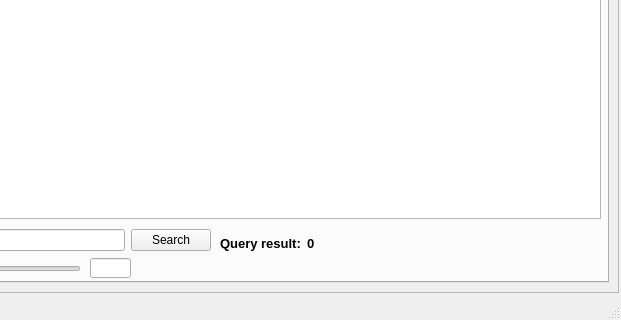
Before: the Qt Designer form TextAnalyzer/QT_test/QTdesigner_MainWindow.ui in AlexT11223344/My_python_project, drawn with Qt 5; both pictures show x 502 to 1123 and y 457 to 777 of the 1123 by 777 pixel window.
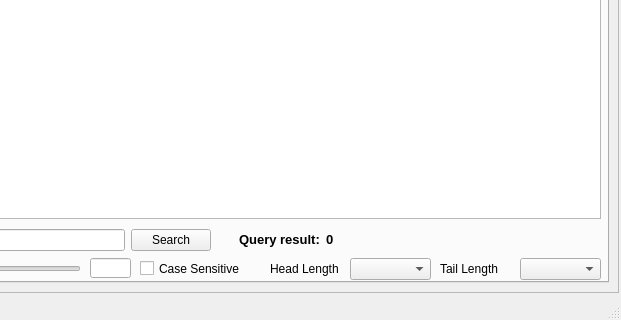
After: the same form once the commit is applied. The open tabs and pages were chosen to show the change.

The edit to the form file:
```diff
--- a/TextAnalyzer/QT_test/QTdesigner_MainWindow.ui
+++ b/TextAnalyzer/QT_test/QTdesigner_MainWindow.ui
@@ -222,12 +222,71 @@
        <enum>Qt::Horizontal</enum>
       </property>
      </widget>
-     <widget class="QWidget" name="">
+     <widget class="QCheckBox" name="checkBox_CaseSensitive">
       <property name="geometry">
        <rect>
-        <x>550</x>
-        <y>630</y>
-        <width>161</width>
+        <x>470</x>
+        <y>660</y>
+        <width>131</width>
+        <height>21</height>
+       </rect>
+      </property>
+      <property name="text">
+       <string>Case Sensitive</string>
+      </property>
+     </widget>
+     <widget class="QComboBox" name="comboBox_left">
+      <property name="geometry">
+       <rect>
+        <x>680</x>
+        <y>660</y>
+        <width>81</width>
+        <height>22</height>
+       </rect>
+      </property>
+     </widget>
+     <widget class="QLabel" name="label">
+      <property name="geometry">
+       <rect>
+        <x>600</x>
+        <y>660</y>
+        <width>81</width>
+        <height>21</height>
+       </rect>
+      </property>
+      <property name="text">
+       <string>Head Length</string>
+      </property>
+     </widget>
+     <widget class="QLabel" name="label_2">
+      <property name="geometry">
+       <rect>
+        <x>770</x>
+        <y>660</y>
+        <width>81</width>
+        <height>21</height>
+       </rect>
+      </property>
+      <property name="text">
+       <string>Tail Length</string>
+      </property>
+     </widget>
+     <widget class="QComboBox" name="comboBox_right">
+      <property name="geometry">
+       <rect>
+        <x>850</x>
+        <y>660</y>
+        <width>81</width>
+        <height>22</height>
+       </rect>
+      </property>
+     </widget>
+     <widget class="QWidget" name="layoutWidget">
+      <property name="geometry">
+       <rect>
+        <x>569</x>
+        <y>626</y>
+        <width>151</width>
         <height>31</height>
        </rect>
       </property>
```
Left out of the diff: 7 changed lines with no effect on the pictures.
